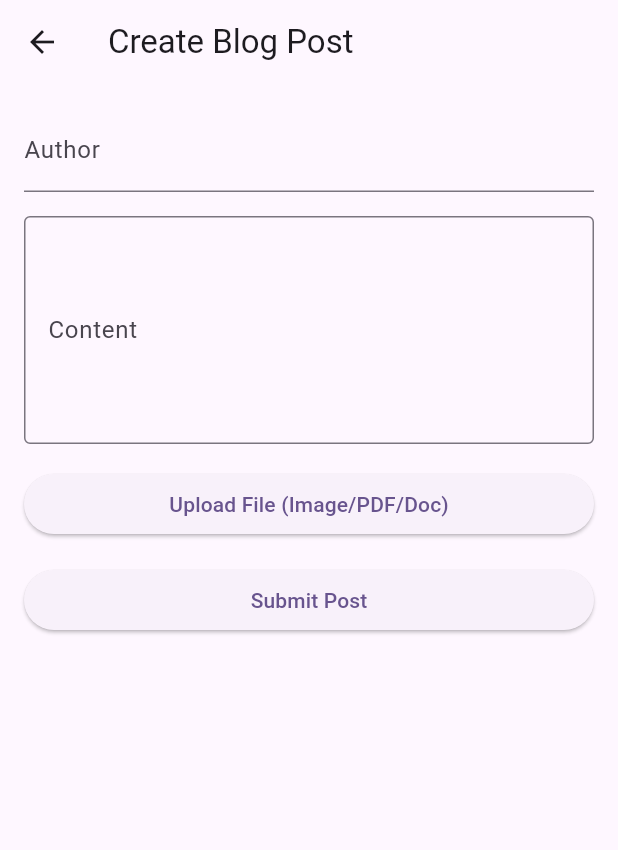
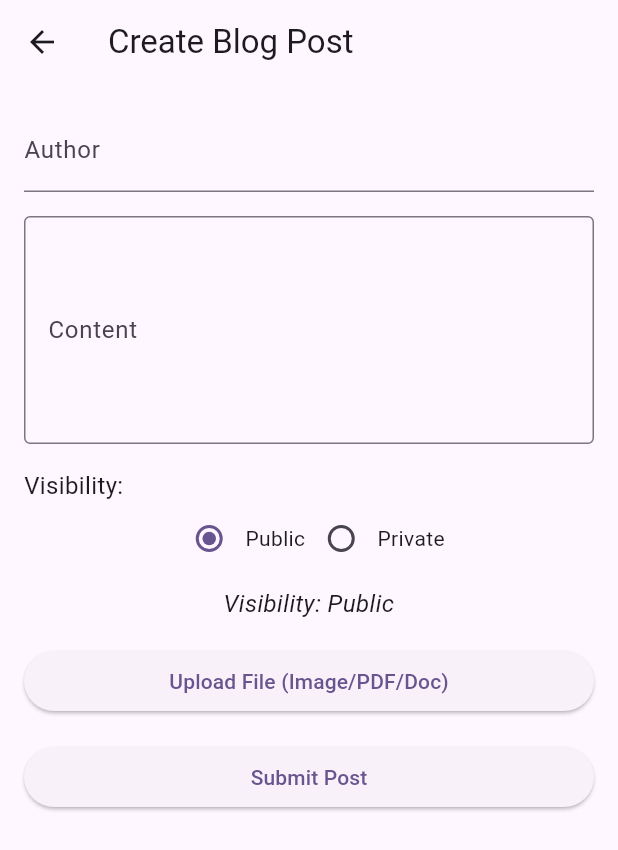
Before and after one commit to Bomanaabertilla/portut, a Flutter app: the BlogPostScreen screen opened by its route, on a phone screen of 412 x 824 dp. Shown: the top 850 px of the screen. Run offline on Flutter 3.47's test engine with Material 3 defaults, Android fonts, the phone set to English and light mode, and no system bars; our stand-ins replace file_picker, shared_preferences; accounts and stored records are empty.

Commit message:
add: visibility of a post

```diff
--- a/lib/screens/blog_post_screen.dart
+++ b/lib/screens/blog_post_screen.dart
@@ -16,6 +16,7 @@ class _BlogPostScreenState extends State<BlogPostScreen> {
   final _authorController = TextEditingController();
   File? _selectedFile;
   String? _successMessage;
+  String _visibility = 'Public'; // Default visibility
 
   Future<void> _pickFile() async {
     try {
@@ -58,6 +59,7 @@ class _BlogPostScreenState extends State<BlogPostScreen> {
     await prefs.setString('${postKey}_content', content);
     await prefs.setString('${postKey}_author', author);
     await prefs.setString('${postKey}_timestamp', timestamp);
+    await prefs.setString('${postKey}_visibility', _visibility); // Save visibility
     if (filePath != null) {
       await prefs.setString('${postKey}_file', filePath);
     }
@@ -103,6 +105,43 @@ class _BlogPostScreenState extends State<BlogPostScreen> {
                 validator: (value) => null, // No validation, optional field
               ),
               const SizedBox(height: 16),
+              const Text('Visibility:', style: TextStyle(fontSize: 16)),
+              Row(
+                mainAxisAlignment: MainAxisAlignment.center,
+                children: [
+                  Radio<String>(
+                    value: 'Public',
+                    groupValue: _visibility,
+                    onChanged: (value) {
+                      if (value != null) {
+                        setState(() {
+                          _visibility = value;
+                        });
+                      }
+                    },
+                  ),
+                  const Text('Public'),
+                  Radio<String>(
+                    value: 'Private',
+                    groupValue: _visibility,
+                    onChanged: (value) {
+                      if (value != null) {
+                        setState(() {
+                          _visibility = value;
+                        });
+                      }
+                    },
+                  ),
+                  const Text('Private'),
+                ],
+              ),
+              const SizedBox(height: 8),
+              Text(
+                'Visibility: $_visibility', // Indicate chosen visibility
+                style: const TextStyle(fontSize: 16, fontStyle: FontStyle.italic),
+                textAlign: TextAlign.center,
+              ),
+              const SizedBox(height: 16),
               ElevatedButton(
                 onPressed: _pickFile,
                 child: const Text('Upload File (Image/PDF/Doc)'),
```
